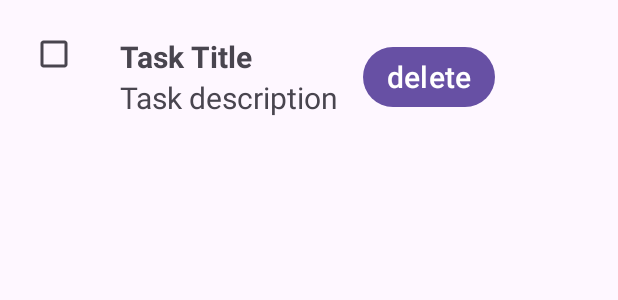
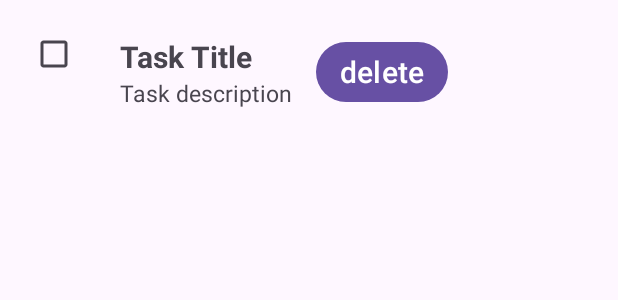
Before and after one commit to raidenabe/COMP-2160-App-Project, an Android app: the layout item_task.xml on its own in the app's theme, with its tools: preview values and no code run, on a phone screen of 412 x 824 dp. Shown: the top 300 px of the screen. Run offline under Robolectric (Android 15) with nearby library versions, the phone set to English and light mode, and no system bars.

Commit message:
Idk what commit

```diff
--- a/StudentSpecificProductivityApp/app/src/main/res/layout/item_task.xml
+++ b/StudentSpecificProductivityApp/app/src/main/res/layout/item_task.xml
@@ -35,7 +35,7 @@
             android:layout_width="wrap_content"
             android:layout_height="wrap_content"
             android:text="Task description"
-            android:textSize="20sp"/>
+            android:textSize="15sp"/>
     </LinearLayout>
     <Button
         android:id="@+id/deleteBtn"
```
